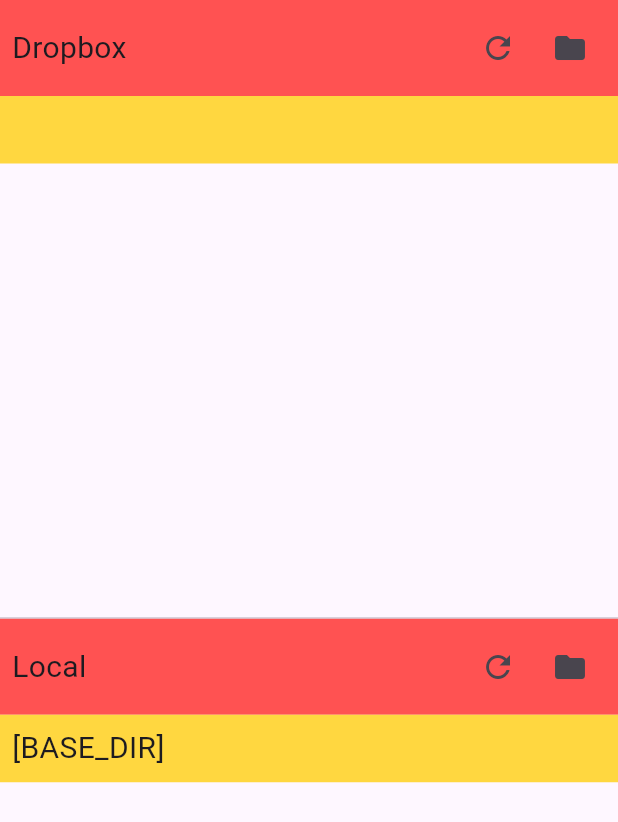
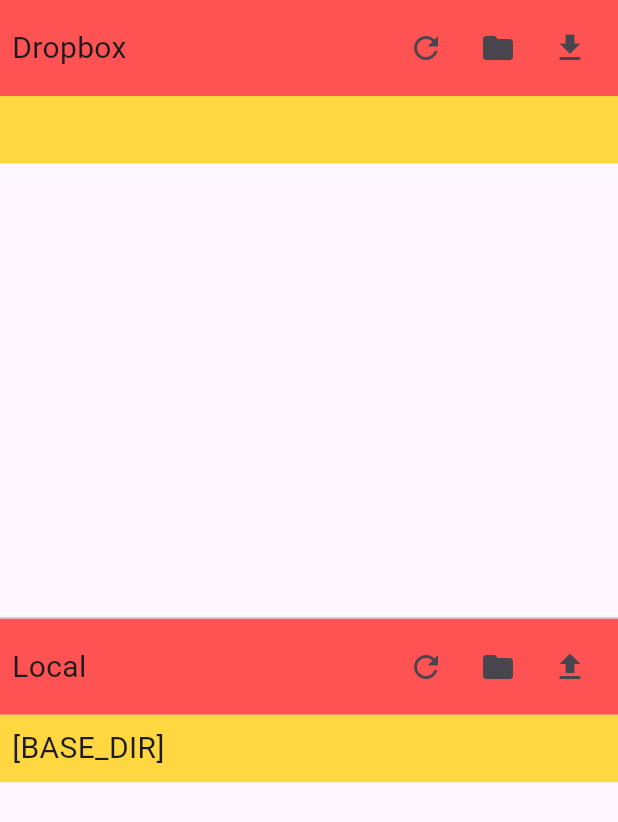
Before and after one commit to loloof64/ChessPositionsBinder, a Flutter app: the ConnectedWidget widget shown alone on an empty page, opened directly with empty values, on a phone screen of 412 x 824 dp. Shown: the top 822 px of the screen. Run offline on Flutter 3.47's test engine with Material 3 defaults, Android fonts, the phone set to English and light mode, and no system bars; our stand-ins replace equatable, ionicons, multiple_result; missing offline and left inert: chess_vectors_flutter, chessground, dartchess, oauth2, slang, window_manager; generated files the repository leaves out were written again.

Commit message:
start to implement upload/donwload from/to dropbox

```diff
--- a/lib/pages/dropbox.dart
+++ b/lib/pages/dropbox.dart
@@ -422,6 +422,10 @@
     }
   }
 
+  void _purposeDownloadDropboxFiles() {}
+
+  void _purposeUploadLocalFiles() {}
+
   @override
   Widget build(BuildContext context) {
     return Scaffold(
@@ -502,6 +506,7 @@
                 },
                 handleDropboxCreateFolder: (folderName) async =>
                     await _handleDropboxFolderCreation(folderName),
+                handleDropboxFilesTransferRequest: _purposeDownloadDropboxFiles,
                 localPath: _localPath,
                 localItems: _localItems,
                 handleLocalFolderSelection: (folderName) async =>
@@ -514,6 +519,7 @@
                 },
                 handleLocalCreateFolder: (folderName) async =>
                     await _handleLocalFolderCreation(folderName),
+                handleLocalFilesTransferRequest: _purposeUploadLocalFiles,
               ),
       ),
     );
@@ -565,12 +571,14 @@
   final Future<void> Function(String folderName) handleDropboxFolderSelection;
   final Future<void> Function() handleDropboxContentReload;
   final Future<void> Function(String folderName) handleDropboxCreateFolder;
+  final void Function() handleDropboxFilesTransferRequest;
 
   final String? localPath;
   final List<CommanderItem>? localItems;
   final Future<void> Function(String folderName) handleLocalFolderSelection;
   final Future<void> Function() handleLocalContentReload;
   final Future<void> Function(String folderName) handleLocalCreateFolder;
+  final void Function() handleLocalFilesTransferRequest;
 
   const ConnectedWidget({
     super.key,
@@ -579,19 +587,22 @@
     required this.handleDropboxFolderSelection,
     required this.handleDropboxContentReload,
     required this.handleDropboxCreateFolder,
+    required this.handleDropboxFilesTransferRequest,
     required this.localPath,
     required this.localExplorerBasePath,
     required this.localItems,
     required this.handleLocalFolderSelection,
     required this.handleLocalContentReload,
     required this.handleLocalCreateFolder,
+    required this.handleLocalFilesTransferRequest,
   });
 
   @override
   Widget build(BuildContext context) {
     final orientation = MediaQuery.of(context).orientation;
 
-    final commander1 = CommanderFilesWidget(
+    final dropboxCommander = CommanderFilesWidget(
+      areLocalFiles: false,
       basePath: null,
       explorerLabel: t.pages.dropbox.dropbox_explorer,
       items: dropboxItems,
@@ -599,9 +610,11 @@
       handleFolderSelection: handleDropboxFolderSelection,
       handleReload: handleDropboxContentReload,
       handleCreateFolder: handleDropboxCreateFolder,
+      handleFilesTransferRequest: handleDropboxFilesTransferRequest,
     );
 
-    final commander2 = CommanderFilesWidget(
+    final localCommander = CommanderFilesWidget(
+      areLocalFiles: true,
       basePath: localExplorerBasePath,
       explorerLabel: t.pages.dropbox.local_explorer,
       items: localItems,
@@ -609,22 +622,23 @@
       handleFolderSelection: handleLocalFolderSelection,
       handleReload: handleLocalContentReload,
       handleCreateFolder: handleLocalCreateFolder,
+      handleFilesTransferRequest: handleLocalFilesTransferRequest,
     );
 
     return SafeArea(
       child: orientation == Orientation.landscape
           ? Row(
               children: [
-                Expanded(child: commander1),
+                Expanded(child: dropboxCommander),
                 VerticalDivider(width: 1),
-                Expanded(child: commander2),
+                Expanded(child: localCommander),
               ],
             )
           : Column(
               children: [
-                Expanded(child: commander1),
+                Expanded(child: dropboxCommander),
                 Divider(height: 1),
-                Expanded(child: commander2),
+                Expanded(child: localCommander),
               ],
             ),
     );
--- a/lib/widgets/dropbox_commander_files.dart
+++ b/lib/widgets/dropbox_commander_files.dart
@@ -21,6 +21,7 @@
 }
 
 class CommanderFilesWidget extends StatefulWidget {
+  final bool areLocalFiles;
   final List<CommanderItem>? items;
   final String? pathText;
   final String? explorerLabel;
@@ -29,9 +30,11 @@
   final Future<void> Function(String folderName) handleFolderSelection;
   final Future<void> Function() handleReload;
   final Future<void> Function(String folderName) handleCreateFolder;
+  final void Function() handleFilesTransferRequest;
 
   const CommanderFilesWidget({
     super.key,
+    required this.areLocalFiles,
     required this.explorerLabel,
     required this.pathText,
     required this.basePath,
@@ -39,6 +42,7 @@
     required this.handleFolderSelection,
     required this.handleReload,
     required this.handleCreateFolder,
+    required this.handleFilesTransferRequest,
   });
 
   @override
@@ -135,6 +139,14 @@
                             IconButton(
                               onPressed: _handleFolderCreation,
                               icon: Icon(Icons.folder),
+                            ),
+                            IconButton(
+                              onPressed: widget.handleFilesTransferRequest,
+                              icon: Icon(
+                                widget.areLocalFiles
+                                    ? Icons.upload
+                                    : Icons.download,
+                              ),
                             ),
                           ],
                         ),
```
